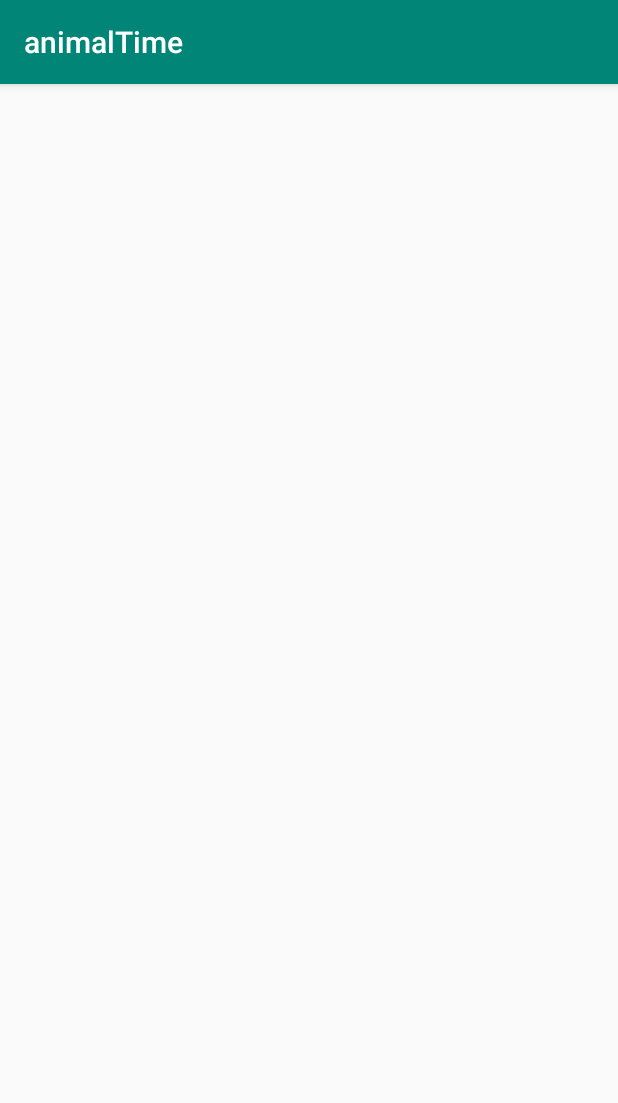
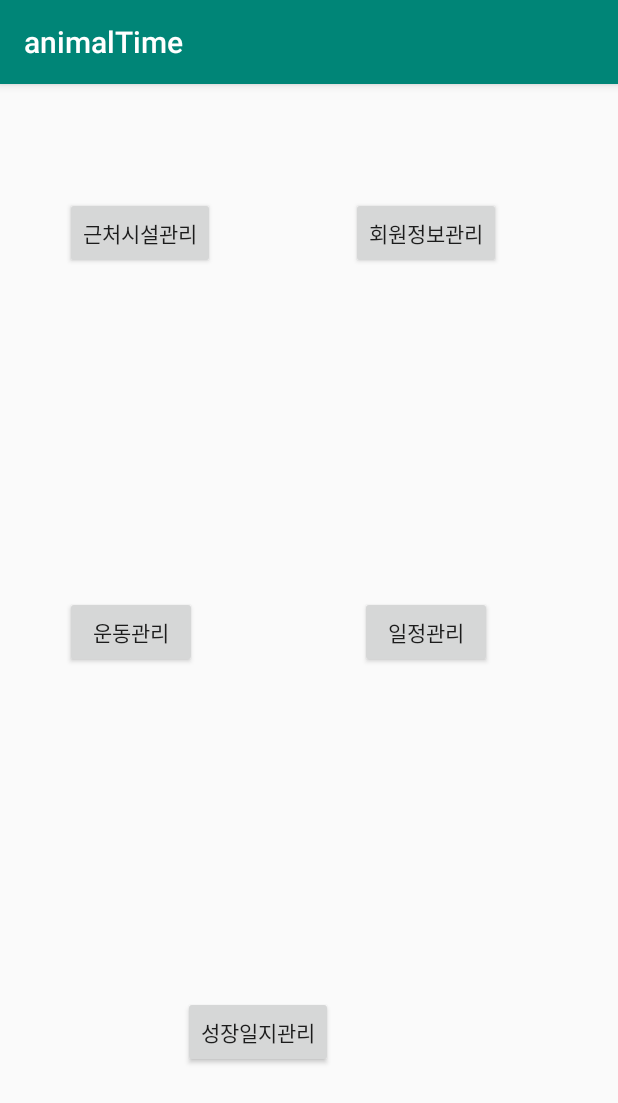
Before and after one commit to HyunjunJoo/animaltime, an Android app: the MainActivity screen opened directly, with no data from a screen before it, on a phone screen of 412 x 824 dp. Shown: the top 1103 px of the screen. Run offline under Robolectric (Android 15) with nearby library versions, the phone set to English and light mode, and no system bars.

Commit message:
add basic ui
add basic ui

```diff
--- a/app/src/main/java/com/example/joohj/animaltime/MainActivity.java
+++ b/app/src/main/java/com/example/joohj/animaltime/MainActivity.java
@@ -3,14 +3,63 @@ package com.example.joohj.animaltime;
 import android.content.Intent;
 import android.os.Bundle;
 import android.support.v7.app.AppCompatActivity;
+import android.view.View;
+import android.widget.Button;
 import android.widget.EditText;
 
 public class MainActivity extends AppCompatActivity {
+
+    private Button btnSchedule;
+    private Button btnHealth;
+    private Button btnJournal;
+    private Button btnFacility;
+    private Button btnUserInformation;
 
     protected void onCreate(Bundle savedInstanceState) {
 
         super.onCreate(savedInstanceState);
         setContentView(R.layout.activity_main);
 
+        btnFacility = (Button) findViewById(R.id.facility_button);
+        btnUserInformation = (Button) findViewById(R.id.userInformation_button);
+        btnJournal = (Button) findViewById(R.id.journal_button);
+        btnHealth = (Button) findViewById(R.id.health_button);
+        btnSchedule = (Button) findViewById(R.id.schedule_button);
+
+        btnFacility.setOnClickListener(new Button.OnClickListener() {
+            @Override
+            public void onClick(View v) {
+
+            }
+        });
+
+        btnUserInformation.setOnClickListener(new Button.OnClickListener() {
+            @Override
+            public void onClick(View v) {
+
+            }
+        });
+
+        btnJournal.setOnClickListener(new Button.OnClickListener() {
+            @Override
+            public void onClick(View v) {
+
+            }
+        });
+
+        btnHealth.setOnClickListener(new Button.OnClickListener() {
+            @Override
+            public void onClick(View v) {
+
+            }
+        });
+
+        btnSchedule.setOnClickListener(new Button.OnClickListener() {
+            @Override
+            public void onClick(View v) {
+
+            }
+        });
+
     }
 }
--- a/app/src/main/res/layout/activity_main.xml
+++ b/app/src/main/res/layout/activity_main.xml
@@ -1,6 +1,61 @@
 <?xml version="1.0" encoding="utf-8"?>
-<android.support.constraint.ConstraintLayout
-    xmlns:android="http://schemas.android.com/apk/res/android" android:layout_width="match_parent"
+<android.support.constraint.ConstraintLayout xmlns:android="http://schemas.android.com/apk/res/android"
+    xmlns:app="http://schemas.android.com/apk/res-auto"
+    xmlns:tools="http://schemas.android.com/tools"
+    android:layout_width="match_parent"
     android:layout_height="match_parent">
 
+    <Button
+        android:id="@+id/facility_button"
+        android:layout_width="wrap_content"
+        android:layout_height="wrap_content"
+        android:layout_marginStart="43dp"
+        android:layout_marginLeft="43dp"
+        android:layout_marginTop="75dp"
+        android:text="근처시설관리"
+        app:layout_constraintStart_toStartOf="parent"
+        app:layout_constraintTop_toTopOf="parent" />
+
+    <Button
+        android:id="@+id/userInformation_button"
+        android:layout_width="wrap_content"
+        android:layout_height="wrap_content"
+        android:layout_marginEnd="78dp"
+        android:layout_marginRight="78dp"
+        android:text="회원정보관리"
+        app:layout_constraintBaseline_toBaselineOf="@+id/facility_button"
+        app:layout_constraintEnd_toEndOf="parent" />
+
+    <Button
+        android:id="@+id/health_button"
+        android:layout_width="wrap_content"
+        android:layout_height="wrap_content"
+        android:layout_marginStart="43dp"
+        android:layout_marginLeft="43dp"
+        android:text="운동관리"
+        app:layout_constraintBaseline_toBaselineOf="@+id/schedule_button"
+        app:layout_constraintStart_toStartOf="parent" />
+
+    <Button
+        android:id="@+id/schedule_button"
+        android:layout_width="wrap_content"
+        android:layout_height="wrap_content"
+        android:layout_marginTop="138dp"
+        android:layout_marginBottom="139dp"
+        android:text="일정관리"
+        app:layout_constraintBottom_toBottomOf="@+id/journal_button"
+        app:layout_constraintEnd_toEndOf="@+id/userInformation_button"
+        app:layout_constraintStart_toStartOf="@+id/userInformation_button"
+        app:layout_constraintTop_toTopOf="@+id/userInformation_button" />
+
+    <Button
+        android:id="@+id/journal_button"
+        android:layout_width="wrap_content"
+        android:layout_height="wrap_content"
+        android:layout_marginStart="122dp"
+        android:layout_marginLeft="122dp"
+        android:layout_marginBottom="112dp"
+        android:text="성장일지관리"
+        app:layout_constraintBottom_toBottomOf="parent"
+        app:layout_constraintStart_toStartOf="parent" />
 </android.support.constraint.ConstraintLayout>
```
